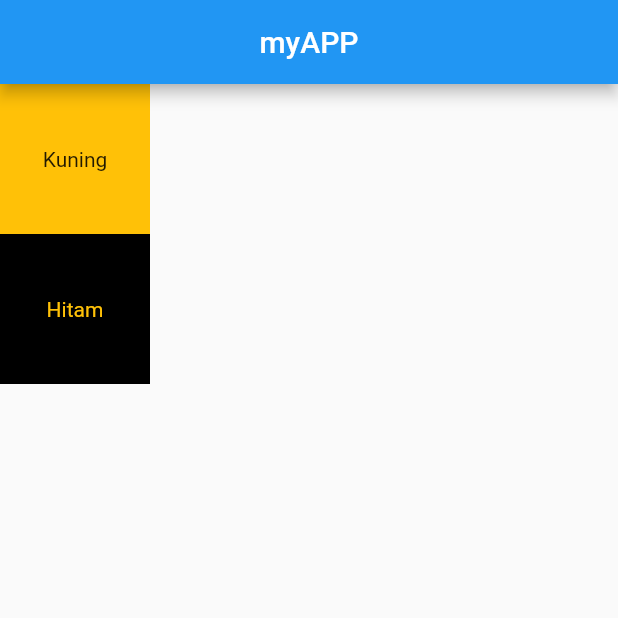
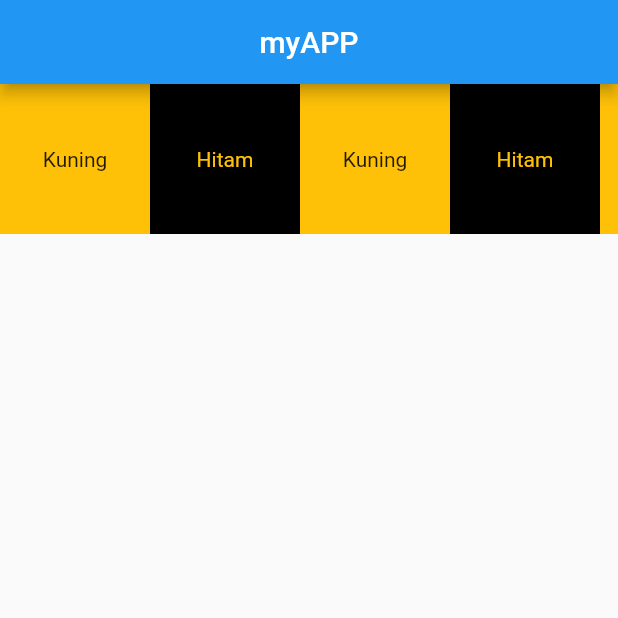
Before and after one commit to jumadilakbar/learn-flutter, a Flutter app: the screen it shows after launch, on a phone screen of 412 x 824 dp, the top half of it. Run offline on Flutter 3.47's test engine with Material 2 defaults, Android fonts, the phone set to English and light mode, and no system bars.

Commit message:
add scroll function

```diff
--- a/lib/main.dart
+++ b/lib/main.dart
@@ -17,8 +17,102 @@ class MyApp extends StatelessWidget {
             title: Text("myAPP"),
             centerTitle: true,
           ),
-        body: Column(
+          // Call function for set widget vertical using Column
+          // Call function for set widget horizontal using Row
+          // Call function for set widget Menumpuk menjadi satu sumbu Z using Stack
+          // SingleChildScrollView digunakan untuk mengatasi batasan batas bawah dan agar kompnen dapat terbaca dengan melakukan scrool komponen untuk widget Column
+          body: SingleChildScrollView(
+            // untuk scrol horizontal ketika menggunakan Row
+            scrollDirection: Axis.horizontal,
+            // child: Column(
+            child: Row(
+              //body: Row(
               children: [
+                Container(
+                  height: 100,
+                  width: 100,
+                  color: Colors.amber,
+                  child: Center(child: Text("Kuning")),
+                ),
+                Container(
+                  height: 100,
+                  width: 100,
+                  color: Colors.black,
+                  // Set Color in text
+                  child: Center(
+                      child: Text(
+                    "Hitam",
+                    style: TextStyle(color: Colors.amber),
+                  )),
+                ),
+                Container(
+                  height: 100,
+                  width: 100,
+                  color: Colors.amber,
+                  child: Center(child: Text("Kuning")),
+                ),
+                Container(
+                  height: 100,
+                  width: 100,
+                  color: Colors.black,
+                  // Set Color in text
+                  child: Center(
+                      child: Text(
+                    "Hitam",
+                    style: TextStyle(color: Colors.amber),
+                  )),
+                ),
+                Container(
+                  height: 100,
+                  width: 100,
+                  color: Colors.amber,
+                  child: Center(child: Text("Kuning")),
+                ),
+                Container(
+                  height: 100,
+                  width: 100,
+                  color: Colors.black,
+                  // Set Color in text
+                  child: Center(
+                      child: Text(
+                    "Hitam",
+                    style: TextStyle(color: Colors.amber),
+                  )),
+                ),
+                Container(
+                  height: 100,
+                  width: 100,
+                  color: Colors.amber,
+                  child: Center(child: Text("Kuning")),
+                ),
+                Container(
+                  height: 100,
+                  width: 100,
+                  color: Colors.black,
+                  // Set Color in text
+                  child: Center(
+                      child: Text(
+                    "Hitam",
+                    style: TextStyle(color: Colors.amber),
+                  )),
+                ),
+                Container(
+                  height: 100,
+                  width: 100,
+                  color: Colors.amber,
+                  child: Center(child: Text("Kuning")),
+                ),
+                Container(
+                  height: 100,
+                  width: 100,
+                  color: Colors.black,
+                  // Set Color in text
+                  child: Center(
+                      child: Text(
+                    "Hitam",
+                    style: TextStyle(color: Colors.amber),
+                  )),
+                ),
                 Container(
                   height: 100,
                   width: 100,
@@ -38,7 +132,7 @@ class MyApp extends StatelessWidget {
                 ),
               ],
             ),
-      ),
+          )),
     );
   }
 }
```
Lines whose indentation alone changed are shown as unchanged.
